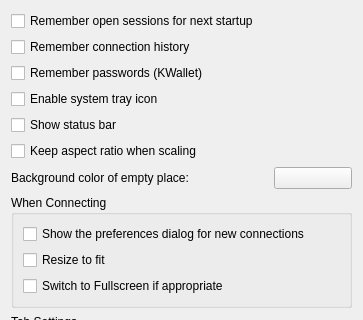
This is krdc/config/general.ui in fluxer/kde-extraapps as Qt 5 draws it before an edit; both pictures show x 0 to 363 and y 0 to 320 of the 363 by 466 pixel window. The edited form follows.
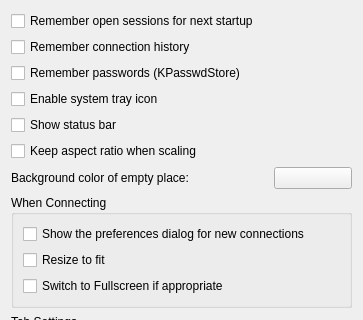
This is the edited form. Custom widgets are drawn as their Qt base class.

Commit message: generic: port to KPasswdStore

Diff of the .ui file:
```diff
--- a/krdc/config/general.ui
+++ b/krdc/config/general.ui
@@ -28,7 +28,7 @@
    <item>
     <widget class="QCheckBox" name="kcfg_WalletSupport">
      <property name="text">
-      <string>Remember passwords (KWallet)</string>
+      <string>Remember passwords (KPasswdStore)</string>
      </property>
     </widget>
    </item>
```
The commit also changes 21 other files.
